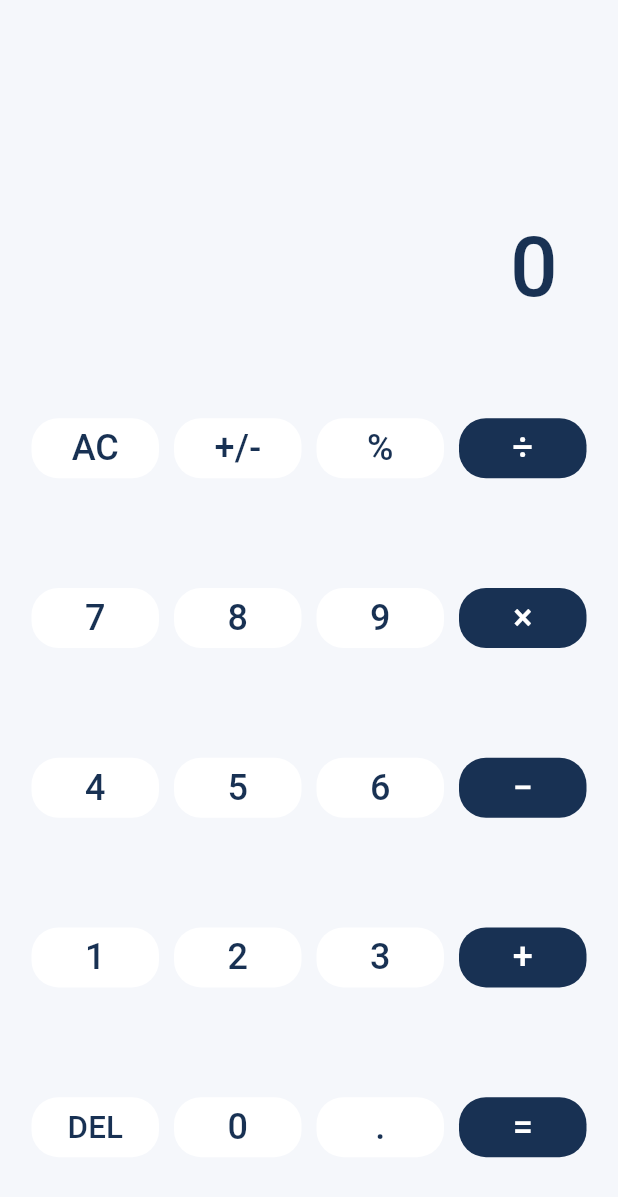
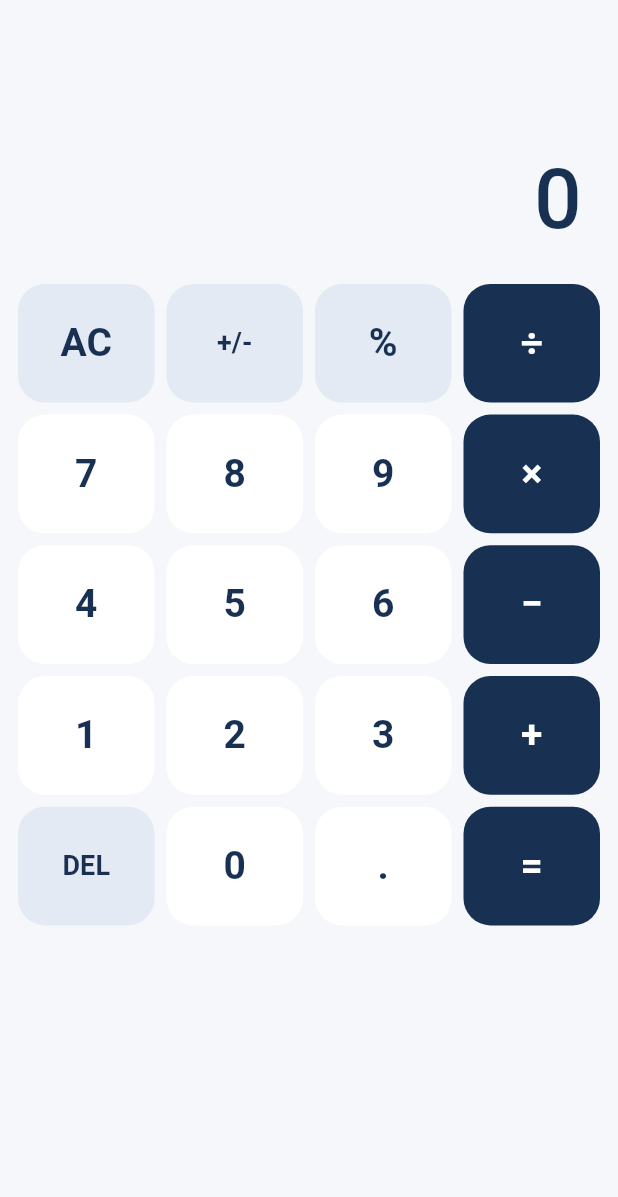
Before and after one commit to ediptan01-commits/-cep-asistan, a Flutter app: the CalculatorPage widget shown alone on an empty page, opened directly, on a phone screen of 412 x 824 dp. Shown: the top 1197 px of the screen. Run offline on Flutter 3.47's test engine with Material 3 defaults, Android fonts, the phone set to English and light mode, and no system bars; our stand-ins replace flutter_local_notifications, image_picker, in_app_purchase, pdf, share_plus, shared_preferences and 1 more; accounts and stored records are empty.

Commit message:
Update main.dart

```diff
--- a/lib/main.dart
+++ b/lib/main.dart
@@ -1163,27 +1163,31 @@ class _CalculatorPageState extends State<CalculatorPage> {
   @override
   Widget build(BuildContext context) {
     const keys = [
-      ['AC', '+/-', '%', '÷'],
-      ['7', '8', '9', '×'],
-      ['4', '5', '6', '−'],
-      ['1', '2', '3', '+'],
-      ['DEL', '0', '.', '='],
+      'AC', '+/-', '%', '÷',
+      '7', '8', '9', '×',
+      '4', '5', '6', '−',
+      '1', '2', '3', '+',
+      'DEL', '0', '.', '=',
     ];
+    return SafeArea(
+      child: LayoutBuilder(
+        builder: (context, constraints) {
           return Padding(
-      padding: const EdgeInsets.all(16),
+            padding: const EdgeInsets.fromLTRB(12, 8, 12, 12),
             child: Column(
               children: [
-          Expanded(
-            flex: 2,
+                SizedBox(
+                  height: constraints.maxHeight * .22,
+                  width: double.infinity,
                   child: Container(
                     alignment: Alignment.bottomRight,
-              width: double.infinity,
-              padding: const EdgeInsets.all(24),
+                    padding: const EdgeInsets.symmetric(horizontal: 12, vertical: 16),
                     child: FittedBox(
                       fit: BoxFit.scaleDown,
                       alignment: Alignment.centerRight,
                       child: Text(
                         display,
+                        maxLines: 1,
                         style: const TextStyle(
                           fontSize: 56,
                           fontWeight: FontWeight.w500,
@@ -1193,32 +1197,52 @@ class _CalculatorPageState extends State<CalculatorPage> {
                     ),
                   ),
                 ),
-          ...keys.map(
-            (row) => Expanded(
-              child: Row(
-                children: row.map((key) {
+                Expanded(
+                  child: GridView.builder(
+                    physics: const AlwaysScrollableScrollPhysics(),
+                    itemCount: keys.length,
+                    gridDelegate: const SliverGridDelegateWithFixedCrossAxisCount(
+                      crossAxisCount: 4,
+                      childAspectRatio: 1.15,
+                      crossAxisSpacing: 8,
+                      mainAxisSpacing: 8,
+                    ),
+                    itemBuilder: (context, index) {
+                      final key = keys[index];
                       final isOperator = ['÷', '×', '−', '+', '='].contains(key);
-                  return Expanded(
-                    child: Padding(
-                      padding: const EdgeInsets.all(5),
-                      child: FilledButton(
+                      final isUtility = ['AC', 'DEL', '+/-', '%'].contains(key);
+                      return FilledButton(
                         style: FilledButton.styleFrom(
-                          backgroundColor: isOperator ? navy : Colors.white,
-                          foregroundColor: isOperator ? Colors.white : navy,
+                          backgroundColor: isOperator
+                              ? navy
+                              : isUtility
+                                  ? const Color(0xFFE3EAF3)
+                                  : Colors.white,
+                          foregroundColor: navy,
                           shape: RoundedRectangleBorder(
                             borderRadius: BorderRadius.circular(18),
                           ),
                         ),
                         onPressed: () => press(key),
-                        child: FittedBox(child: Text(key, style: const TextStyle(fontSize: 24))),
-                      ),
-                    ),
-                  );
-                }).toList(),
-              ),
+                        child: FittedBox(
+                          fit: BoxFit.scaleDown,
+                          child: Text(
+                            key,
+                            style: TextStyle(
+                              fontSize: key.length > 2 ? 18 : 26,
+                              fontWeight: FontWeight.w600,
+                              color: isOperator ? Colors.white : navy,
+                            ),
+                          ),
+                        ),
+                      );
+                    },
                   ),
                 ),
               ],
+            ),
+          );
+        },
       ),
     );
   }
```
Lines whose indentation alone changed are shown as unchanged.
